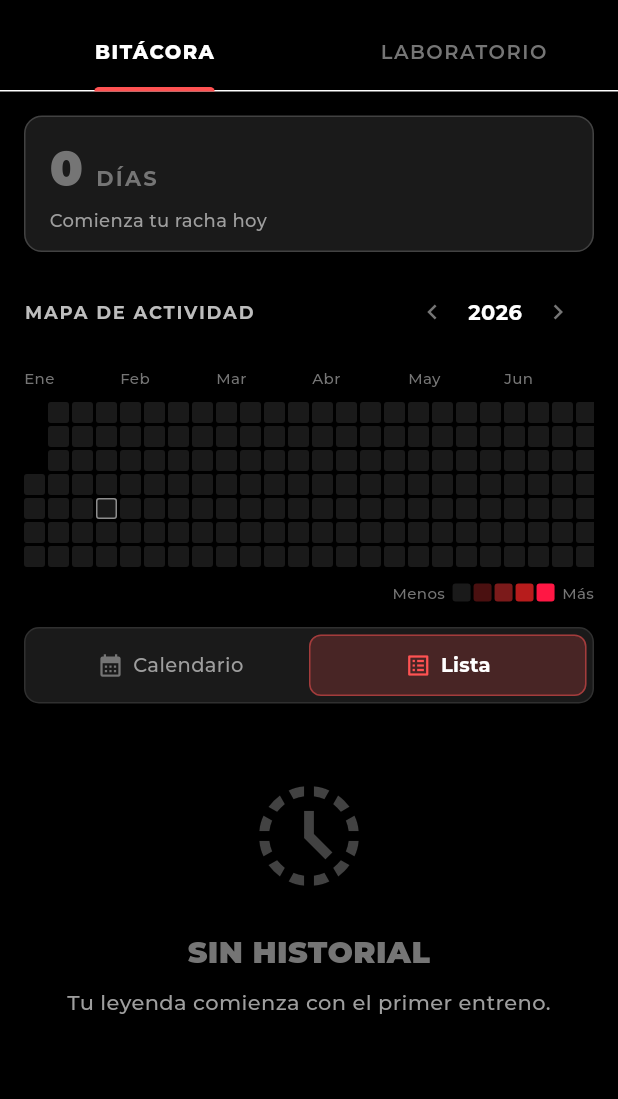
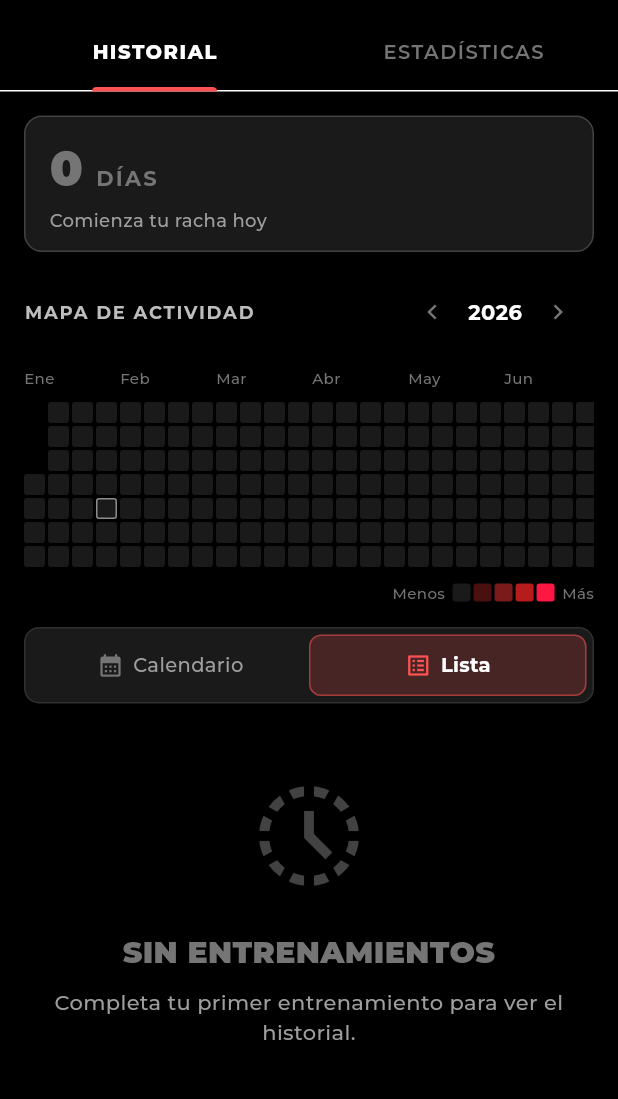
Before and after one commit to Arkus0/Juan-Training, a Flutter app: the AnalysisScreen screen opened directly, after a tap on the "chevron left" icon, after a tap on the "chevron right" icon, after a tap on "Lista", on a phone screen of 412 x 824 dp, the part 66-1165 px from its top. Run offline on Flutter 3.47's test engine with Material 3 defaults, Android fonts, the phone set to English and light mode, and no system bars; our stand-ins replace connectivity_plus, drift, fl_chart, flutter_local_notifications, flutter_riverpod, google_fonts and 8 more; missing offline and left inert: fuzzy, google_mlkit_text_recognition; accounts and stored records are empty; generated files the repository leaves out were written again; network calls fail; statements that could not run were skipped; project files that could hold a hidden picture were left out.

Commit message:
fix(ux): align UI labels with user mental model
- Replace epic/military terminology with simple, clear labels
- "LEGADO DE BATALLA" → "HISTORIAL"
- "BITÁCORA" → "HISTORIAL", "LABORATORIO" → "ESTADÍSTICAS"
- "ARSENAL DE EJERCICIOS" → "BUSCAR EJERCICIO"
- "BIBLIOTECA DEL DOLOR" → "EJERCICIOS"
- "RUTINA FORJADA" → "RUTINA GUARDADA"
- Clarify settings labels for lock screen timer
- Update recommendation icon to be more intuitive
- Add descriptive tooltip for voice commands
- Add mental model documentation

https://claude.ai/code/session_01GcRMaHL5pxx3aFVkCZtJuk

```diff
--- a/lib/screens/analysis_screen.dart
+++ b/lib/screens/analysis_screen.dart
@@ -108,8 +108,8 @@ class _AnalysisScreenState extends ConsumerState<AnalysisScreen>
           ),
           onTap: (_) => HapticFeedback.selectionClick(),
           tabs: const [
-            Tab(text: 'BITÁCORA'),
-            Tab(text: 'LABORATORIO'),
+            Tab(text: 'HISTORIAL'),
+            Tab(text: 'ESTADÍSTICAS'),
           ],
         ),
       ),
--- a/lib/screens/create_edit_routine_screen.dart
+++ b/lib/screens/create_edit_routine_screen.dart
@@ -83,7 +83,7 @@ class _CreateEditRoutineScreenState extends ConsumerState<CreateEditRoutineScree
       // SnackBar
       ScaffoldMessenger.of(context).showSnackBar(
         SnackBar(
-          content: Text('RUTINA FORJADA',
+          content: Text('RUTINA GUARDADA',
             style: GoogleFonts.montserrat(fontWeight: FontWeight.w900, color: Colors.white)),
           backgroundColor: Colors.red[900],
         ),
--- a/lib/screens/create_routine/widgets/biblioteca_bottom_sheet.dart
+++ b/lib/screens/create_routine/widgets/biblioteca_bottom_sheet.dart
@@ -178,7 +178,7 @@ class _BibliotecaBottomSheetState extends State<BibliotecaBottomSheet> {
                 const Icon(Icons.library_books, color: Colors.white),
                 const SizedBox(width: 8),
                 Text(
-                  'BIBLIOTECA DEL DOLOR',
+                  'EJERCICIOS',
                   style: GoogleFonts.montserrat(
                     fontSize: 20, fontWeight: FontWeight.w900, color: Colors.white),
                 ),
--- a/lib/screens/history_screen.dart
+++ b/lib/screens/history_screen.dart
@@ -21,7 +21,7 @@ class HistoryScreen extends ConsumerWidget {
 
     return Scaffold(
       appBar: AppBar(
-        title: const Text('LEGADO DE BATALLA'),
+        title: const Text('HISTORIAL'),
         actions: [
           PopupMenuButton<String>(
             icon: const Icon(Icons.more_vert),
@@ -56,8 +56,8 @@ class HistoryScreen extends ConsumerWidget {
           if (sessions.isEmpty) {
             return const EmptyStateWidget(
               icon: Icons.history_toggle_off,
-              title: 'SIN HISTORIAL',
-              subtitle: 'Tu leyenda comienza con el primer entreno.',
+              title: 'SIN ENTRENAMIENTOS',
+              subtitle: 'Completa tu primer entrenamiento para ver el historial.',
             );
           }
 
--- a/lib/screens/rutinas_screen.dart
+++ b/lib/screens/rutinas_screen.dart
@@ -52,7 +52,7 @@ class RutinasScreen extends ConsumerWidget {
             return EmptyStateWidget(
               icon: Icons.fitness_center,
               title: 'NO HAY RUTINAS',
-              subtitle: '¡CREA TU LEGADO AHORA!',
+              subtitle: 'Crea tu primera rutina para empezar',
               actionLabel: 'CREAR RUTINA',
               onAction: () => _navigateToCreate(context),
             );
--- a/lib/screens/search_exercise_screen.dart
+++ b/lib/screens/search_exercise_screen.dart
@@ -55,7 +55,7 @@ class _SearchExerciseScreenState extends State<SearchExerciseScreen> {
   Widget build(BuildContext context) {
     return Scaffold(
       appBar: AppBar(
-        title: const Text('ARSENAL DE EJERCICIOS'),
+        title: const Text('BUSCAR EJERCICIO'),
       ),
       body: Column(
         children: [
@@ -65,7 +65,7 @@ class _SearchExerciseScreenState extends State<SearchExerciseScreen> {
               controller: _searchController,
               style: const TextStyle(fontWeight: FontWeight.bold),
               decoration: InputDecoration(
-                hintText: 'BUSCAR ARMA...',
+                hintText: 'Buscar ejercicio...',
                 prefixIcon: Icon(Icons.search, color: Colors.redAccent[700]),
                 suffixIcon: _searchController.text.isNotEmpty
                     ? IconButton(
--- a/lib/screens/settings_screen.dart
+++ b/lib/screens/settings_screen.dart
@@ -62,8 +62,8 @@ class SettingsScreen extends ConsumerWidget {
 
           _SettingsTile(
             icon: Icons.lock_clock,
-            title: 'Timer en pantalla bloqueada',
-            subtitle: 'Ver y controlar timer sin desbloquear',
+            title: 'Mostrar en pantalla de bloqueo',
+            subtitle: 'Ver y controlar el timer sin desbloquear',
             trailing: Switch(
               value: settings.lockScreenTimerEnabled,
               onChanged: notifier.setLockScreenTimerEnabled,
--- a/lib/screens/train_selection_screen.dart
+++ b/lib/screens/train_selection_screen.dart
@@ -375,7 +375,7 @@ class _ActiveSessionState extends StatelessWidget {
                 return Transform.scale(
                   scale: value,
                   child: Icon(
-                    Icons.bolt_rounded,
+                    Icons.recommend_rounded,
                     size: 72,
                     color: Colors.amber[400],
                   ),
--- a/lib/widgets/analysis/session_list_view.dart
+++ b/lib/widgets/analysis/session_list_view.dart
@@ -35,8 +35,8 @@ class SessionListView extends ConsumerWidget {
           return const SliverToBoxAdapter(
             child: EmptyStateWidget(
               icon: Icons.history_toggle_off,
-              title: 'SIN HISTORIAL',
-              subtitle: 'Tu leyenda comienza con el primer entreno.',
+              title: 'SIN ENTRENAMIENTOS',
+              subtitle: 'Completa tu primer entrenamiento para ver el historial.',
             ),
           );
         }
--- a/lib/widgets/voice/voice_training_button.dart
+++ b/lib/widgets/voice/voice_training_button.dart
@@ -208,7 +208,7 @@ class _VoiceTrainingButtonState extends ConsumerState<VoiceTrainingButton>
               isListening ? Icons.mic : Icons.mic_none,
               color: isListening ? Colors.red[400] : Colors.white70,
             ),
-            tooltip: isListening ? 'Escuchando...' : 'Comandos de voz',
+            tooltip: isListening ? 'Escuchando...' : 'Dictar series (ej: 80kg, 10 reps)',
             style: IconButton.styleFrom(
               backgroundColor: isListening
                   ? Colors.red[900]?.withValues(alpha: 0.3)
```
Also changed, not shown: 1 other file.
